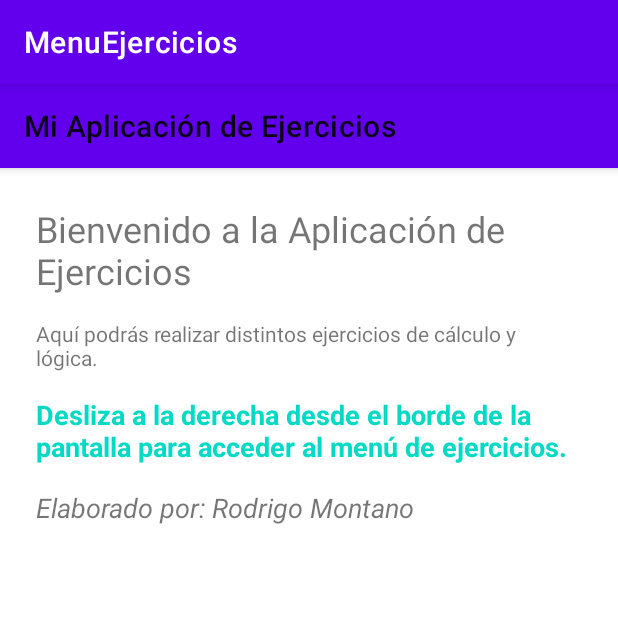
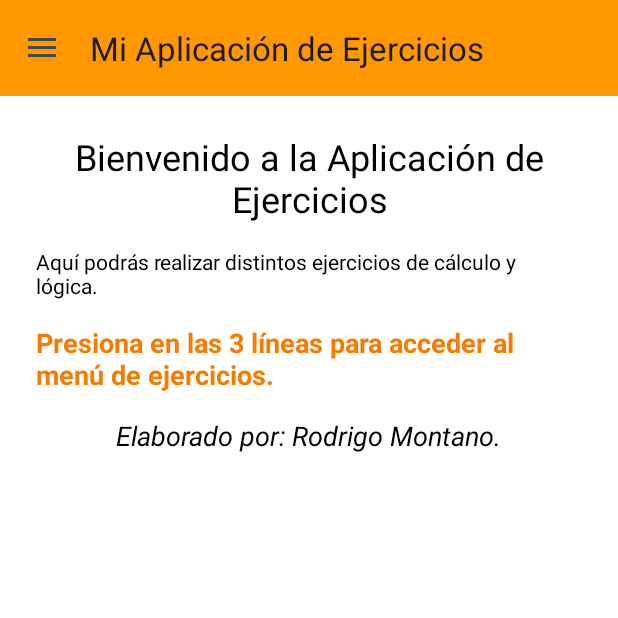
Before and after one commit to Jasenovec/MenuEjercicios, an Android app built with Jetpack Compose: the screen it shows after launch (MainActivity), on a phone screen of 412 x 824 dp, the top half of it. Run offline under Robolectric (Android 15) with nearby library versions, the phone set to English and light mode, and no system bars.

Commit message:
Versión Final

```diff
--- a/app/build.gradle.kts
+++ b/app/build.gradle.kts
@@ -70,7 +70,10 @@ dependencies {
     androidTestImplementation(libs.androidx.ui.test.junit4)
     debugImplementation(libs.androidx.ui.tooling)
     debugImplementation(libs.androidx.ui.test.manifest)
+    implementation ("androidx.appcompat:appcompat:1.7.0")
+    implementation ("com.google.android.material:material:1.12.0")
+    implementation ("androidx.fragment:fragment-ktx:1.8.5")
+    implementation ("com.google.android.material:material:1.12.0")
 
-     // Asegúrate de tener la última versión
 
 }
--- a/app/src/main/AndroidManifest.xml
+++ b/app/src/main/AndroidManifest.xml
@@ -10,13 +10,13 @@
         android:label="@string/app_name"
         android:roundIcon="@mipmap/ic_launcher_round"
         android:supportsRtl="true"
-        android:theme="@style/Theme.MenuEjercicios"
+        android:theme="@style/AppTheme"
         tools:targetApi="31">
         <activity
             android:name=".MainActivity"
             android:exported="true"
             android:label="@string/app_name"
-            android:theme="@style/Theme.MenuEjercicios">
+            android:theme="@style/AppTheme">
             <intent-filter>
                 <action android:name="android.intent.action.MAIN" />
 
--- a/app/src/main/java/com/jasenovec/menuejercicios/MainActivity.kt
+++ b/app/src/main/java/com/jasenovec/menuejercicios/MainActivity.kt
@@ -2,58 +2,71 @@ package com.jasenovec.menuejercicios
 
 import android.os.Bundle
 import androidx.appcompat.app.AppCompatActivity
-import androidx.core.view.GravityCompat
+import androidx.appcompat.widget.Toolbar
 import androidx.drawerlayout.widget.DrawerLayout
 import androidx.fragment.app.Fragment
 import com.google.android.material.navigation.NavigationView
+import androidx.appcompat.app.ActionBarDrawerToggle
 
 class MainActivity : AppCompatActivity() {
 
     private lateinit var drawerLayout: DrawerLayout
+    private lateinit var toggle: ActionBarDrawerToggle
 
     override fun onCreate(savedInstanceState: Bundle?) {
         super.onCreate(savedInstanceState)
         setContentView(R.layout.activity_main)
 
-        // Configurar el DrawerLayout
+        // Configurar el Toolbar
+        val toolbar: Toolbar = findViewById(R.id.toolbar)
+        setSupportActionBar(toolbar)  // Usar el Toolbar como ActionBar
+
+        // Configurar el DrawerLayout y NavigationView
         drawerLayout = findViewById(R.id.drawer_layout)
+        val navigationView: NavigationView = findViewById(R.id.navigation_view)
 
-        // Configurar el NavigationView
-        val navigationView: NavigationView = findViewById(R.id.navigation_view)
-        navigationView.setNavigationItemSelectedListener { menuItem ->
-            menuItem.isChecked = true
-            drawerLayout.closeDrawers()
+        // Configurar el toggle para el Drawer Menu
+        toggle = ActionBarDrawerToggle(
+            this,
+            drawerLayout,
+            toolbar,
+            R.string.open_drawer,
+            R.string.close_drawer
+        )
+        drawerLayout.addDrawerListener(toggle)
+        toggle.syncState()
 
-            // Manejar la selección de elementos del menú
-            when (menuItem.itemId) {
-                R.id.menu_item_bienvenida -> replaceFragment(WelcomeFragment())
-                R.id.menu_item_ejercicio_1 -> replaceFragment(Ejercicio1Fragment())
-                R.id.menu_item_ejercicio_2 -> replaceFragment(Ejercicio2Fragment())
-                R.id.menu_item_ejercicio_3 -> replaceFragment(Ejercicio3Fragment())
-                R.id.menu_item_ejercicio_4 -> replaceFragment(Ejercicio4Fragment())
-                R.id.menu_item_ejercicio_5 -> replaceFragment(Ejercicio5Fragment())
-                R.id.menu_item_ejercicio_6 -> replaceFragment(Ejercicio6Fragment())
-            }
-            true
+        // Cargar el fragmento de bienvenida por defecto si no hay estado guardado
+        if (savedInstanceState == null) {
+            replaceFragment(WelcomeFragment())
+            navigationView.setCheckedItem(R.id.menu_item_bienvenida)
         }
 
-        // Cargar el fragmento de bienvenida por defecto
-        if (savedInstanceState == null) {
-            replaceFragment(WelcomeFragment())
+        // Configurar el listener para el Drawer Menu
+        navigationView.setNavigationItemSelectedListener { menuItem ->
+            val fragment: Fragment? = when (menuItem.itemId) {
+                R.id.menu_item_bienvenida -> WelcomeFragment()
+                R.id.menu_item_ejercicio_1 -> Ejercicio1Fragment()
+                R.id.menu_item_ejercicio_2 -> Ejercicio2Fragment()
+                R.id.menu_item_ejercicio_3 -> Ejercicio3Fragment()
+                R.id.menu_item_ejercicio_4 -> Ejercicio4Fragment()
+                R.id.menu_item_ejercicio_5 -> Ejercicio5Fragment()
+                R.id.menu_item_ejercicio_6 -> Ejercicio6Fragment()
+                else -> null
+            }
+            if (fragment != null) {
+                replaceFragment(fragment)
+                menuItem.isChecked = true
+            }
+            drawerLayout.closeDrawers()
+            true
         }
     }
 
+    // Función para cargar el fragmento
     private fun replaceFragment(fragment: Fragment) {
         supportFragmentManager.beginTransaction()
             .replace(R.id.fragment_container, fragment)
             .commit()
     }
-
-    override fun onBackPressed() {
-        if (drawerLayout.isDrawerOpen(GravityCompat.START)) {
-            drawerLayout.closeDrawer(GravityCompat.START)
-        } else {
-            super.onBackPressed()
-        }
-    }
 }
--- a/app/src/main/res/layout/activity_main.xml
+++ b/app/src/main/res/layout/activity_main.xml
@@ -13,28 +13,27 @@
         android:layout_height="match_parent"
         android:orientation="vertical">
 
-        <!-- Toolbar -->
         <androidx.appcompat.widget.Toolbar
             android:id="@+id/toolbar"
             android:layout_width="match_parent"
             android:layout_height="wrap_content"
             android:background="?attr/colorPrimary"
-            android:elevation="4dp"
-            app:title="Mi Aplicación de Ejercicios" />
+            android:elevation="60dp"
+            app:title="Mi Aplicación de Ejercicios"
+            />
 
-        <!-- Contenedor de fragmentos -->
         <FrameLayout
             android:id="@+id/fragment_container"
             android:layout_width="match_parent"
-            android:layout_height="match_parent" />
+            android:layout_height="0dp"
+            android:layout_weight="1" />
     </LinearLayout>
 
-    <!-- Navigation View para el menú -->
     <com.google.android.material.navigation.NavigationView
         android:id="@+id/navigation_view"
         android:layout_width="wrap_content"
         android:layout_height="match_parent"
         android:layout_gravity="start"
-        app:menu="@menu/drawer_menu"
-        app:headerLayout="@layout/navegation_header" />
+        android:fitsSystemWindows="true"
+        app:menu="@menu/drawer_menu"/>
 </androidx.drawerlayout.widget.DrawerLayout>
--- a/app/src/main/res/layout/fragment_welcome_fragment.xml
+++ b/app/src/main/res/layout/fragment_welcome_fragment.xml
@@ -9,28 +9,31 @@
     <TextView
         android:layout_width="wrap_content"
         android:layout_height="wrap_content"
-        android:text="Bienvenido a la Aplicación de Ejercicios"
+        android:text="@string/welcome_title"
         android:textSize="24sp"
-        android:padding="8dp" />
+        android:padding="8dp"
+        android:gravity="center" />
 
     <TextView
         android:layout_width="wrap_content"
         android:layout_height="wrap_content"
-        android:text="Aquí podrás realizar distintos ejercicios de cálculo y lógica."
+        android:text="@string/welcome_subtitle"
         android:padding="8dp" />
     <TextView
         android:layout_width="wrap_content"
         android:layout_height="wrap_content"
-        android:text="Desliza a la derecha desde el borde de la pantalla para acceder al menú de ejercicios."
+        android:text="@string/welcome_message_1"
         android:textStyle="bold"
-        android:textColor="@color/teal_200"
+        android:textColor="@color/orange_700"
         android:textSize="18sp"
         android:padding="8dp" />
     <TextView
         android:layout_width="wrap_content"
         android:layout_height="wrap_content"
-        android:text="Elaborado por: Rodrigo Montano"
+        android:text="@string/welcome_message_2"
         android:textStyle="italic"
         android:textSize="18sp"
-        android:padding="8dp" />
+        android:padding="8dp"
+        android:layout_marginBottom="14dp"
+        android:layout_gravity="center" />
 </LinearLayout>
--- a/app/src/main/res/menu/drawer_menu.xml
+++ b/app/src/main/res/menu/drawer_menu.xml
@@ -1,4 +1,3 @@
-<?xml version="1.0" encoding="utf-8"?>
 <menu xmlns:android="http://schemas.android.com/apk/res/android">
 
     <item
--- /dev/null
+++ b/app/src/main/res/menu/navigation_menu.xml
@@ -0,0 +1,4 @@
+<?xml version="1.0" encoding="utf-8"?>
+<menu xmlns:android="http://schemas.android.com/apk/res/android">
+
+</menu>
--- a/app/src/main/res/values/colors.xml
+++ b/app/src/main/res/values/colors.xml
@@ -1,9 +1,9 @@
 <?xml version="1.0" encoding="utf-8"?>
 <resources>
-    <color name="purple_500">#6200EE</color>
-    <color name="purple_700">#3700B3</color>
+    <color name="orange_500">#FF9800</color>
+    <color name="orange_700">#F57C00</color>
     <color name="white">#FFFFFF</color>
-    <color name="teal_200">#03DAC5</color>
-    <color name="teal_700">#018786</color>
+    <color name="orange_200">#FFCC80</color>
+    <color name="orange_900">#E65100</color>
     <color name="black">#000000</color>
 </resources>
--- a/app/src/main/res/values/strings.xml
+++ b/app/src/main/res/values/strings.xml
@@ -1,5 +1,14 @@
-<resources>
+<resources xmlns:tools="http://schemas.android.com/tools">
     <string name="app_name">MenuEjercicios</string>
     <!-- TODO: Remove or change this placeholder text -->
     <string name="hello_blank_fragment">Hello blank fragment</string>
+    <string name="open_drawer">Abrir menú</string>
+    <string name="close_drawer" tools:ignore="PrivateResource">Cerrar menú</string>
+    <string name="nav_header_title">Bienvenido</string>
+    <string name="nav_header_subtitle">Tu App</string>
+    <string name="welcome_title">Bienvenido a la Aplicación de Ejercicios</string>
+    <string name="welcome_subtitle">Aquí podrás realizar distintos ejercicios de cálculo y lógica.</string>
+    <string name="welcome_message_1">Presiona en las 3 líneas para acceder al menú de ejercicios.</string>
+    <string name="welcome_message_2">Elaborado por: Rodrigo Montano.</string>
+
 </resources>
--- a/app/src/main/res/values/themes.xml
+++ b/app/src/main/res/values/themes.xml
@@ -1,14 +1,19 @@
 <?xml version="1.0" encoding="utf-8"?>
 <resources>
+    <!-- Tema base reutilizable -->
+    <style name="Base.Theme.AppDrawer" parent="Theme.Material3.Light.NoActionBar">
+        <item name="android:colorBackground">@android:color/white</item>
+        <item name="android:textColor">@android:color/black</item>
+        <!-- Configuraciones comunes adicionales -->
+    </style>
 
-    <style name="Theme.MenuEjercicios" parent="Theme.MaterialComponents.DayNight.DarkActionBar">
-        <!-- Personaliza tus atributos aquí -->
-        <item name="colorPrimary">@color/purple_500</item>
-        <item name="colorPrimaryVariant">@color/purple_700</item>
+    <!-- Tema específico que hereda del tema base -->
+    <style name="AppTheme" parent="Base.Theme.AppDrawer">
+        <item name="colorPrimary">@color/orange_500</item>
+        <item name="colorPrimaryVariant">@color/orange_700</item>
         <item name="colorOnPrimary">@color/white</item>
-        <item name="colorSecondary">@color/teal_200</item>
-        <item name="colorSecondaryVariant">@color/teal_700</item>
+        <item name="colorSecondary">@color/orange_200</item>
+        <item name="colorSecondaryVariant">@color/orange_900</item>
         <item name="colorOnSecondary">@color/black</item>
-        <!-- Otros atributos de personalización -->
     </style>
 </resources>
```
Also changed, not shown: app/src/main/res/layout/fragment_ejercicio1.xml (+9 -2 lines), app/src/main/res/layout/fragment_ejercicio2.xml (+10 -2 lines), app/src/main/res/layout/fragment_ejercicio3.xml (+8 -1 lines), app/src/main/res/layout/fragment_ejercicio4.xml (+8 -1 lines), app/src/main/res/layout/fragment_ejercicio5.xml (+9 -1 lines), app/src/main/res/layout/fragment_ejercicio6.xml (+12 -2 lines), app/src/main/res/layout/navegation_header.xml (+7 -5 lines).
